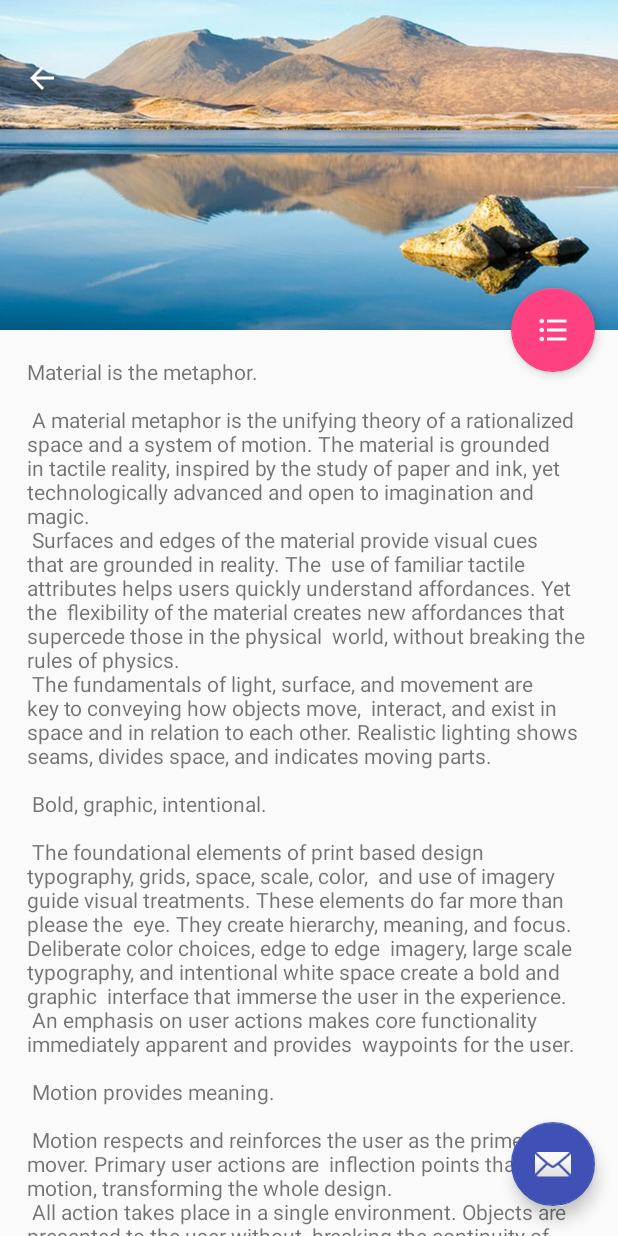
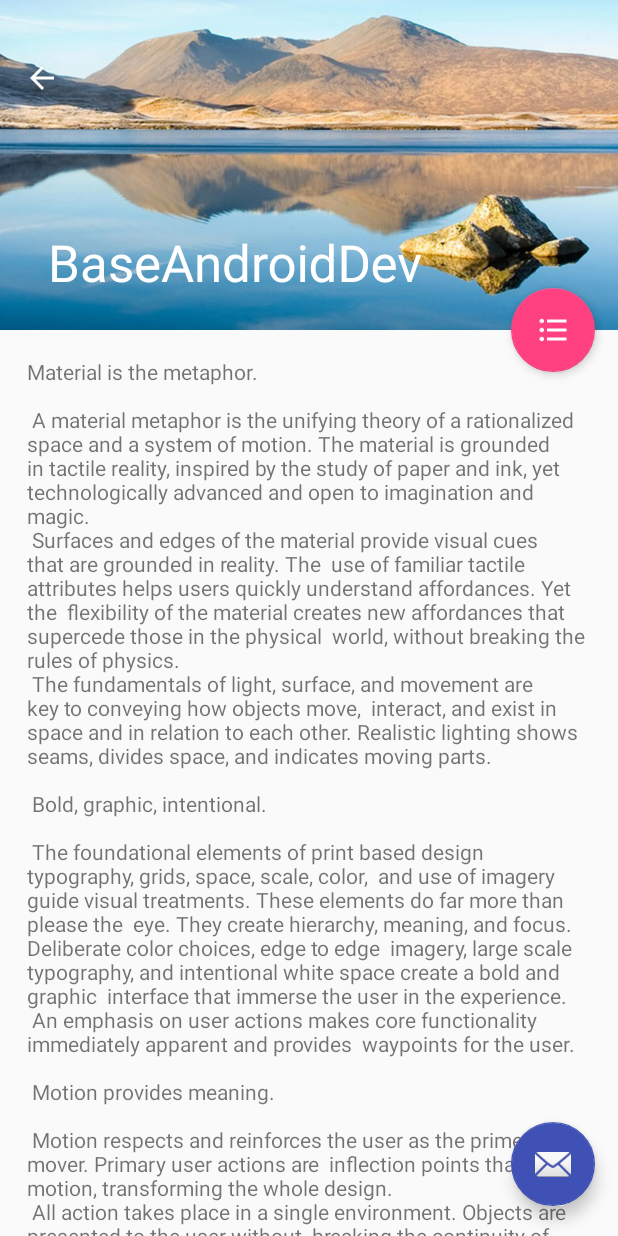
Before and after one commit to lishide/BaseAndroidDev, an Android app: the AppbarLayActivity screen opened directly, with no data from a screen before it, on a phone screen of 412 x 824 dp. Run offline under Robolectric (Android 15) with nearby library versions, the phone set to English and light mode, and no system bars.

Commit message:
修改 CollapsingToolbarLayout 标题的设置，取消 AppbarLayout 的事件监听

```diff
--- a/app/src/main/java/com/example/dev/activity/AppbarLayActivity.java
+++ b/app/src/main/java/com/example/dev/activity/AppbarLayActivity.java
@@ -45,12 +45,19 @@ public class AppbarLayActivity extends BaseActivity {
         AppBarLayout appBarLayout = (AppBarLayout) findViewById(R.id.appbar_layout);
 
         final CollapsingToolbarLayout collapsingToolbarLayout = (CollapsingToolbarLayout) findViewById(R.id.collapse_layout);
-        collapsingToolbarLayout.setTitle("");
+        collapsingToolbarLayout.setTitle(title);
         collapsingToolbarLayout.setCollapsedTitleTextColor(Color.WHITE);
         collapsingToolbarLayout.setExpandedTitleColor(Color.WHITE);
-        collapsingToolbarLayout.setExpandedTitleColor(Color.TRANSPARENT);
 
-        appBarLayout.addOnOffsetChangedListener(new AppBarLayout.OnOffsetChangedListener() {
+        /**
+         * AppBarLayout 的大小改变事件监听
+         * 如下代码实现在 CollapsingToolbarLayout 完全收起时才显示标题
+         *
+         * 可不用实现，即当 CollapsingToolbarLayout 全屏没有折叠时，
+         * title 显示的是大字体，在折叠的过程中，title 不断变小到一定大小的效果。
+         * 根据需求合理调整
+         */
+        /*appBarLayout.addOnOffsetChangedListener(new AppBarLayout.OnOffsetChangedListener() {
             @Override
             public void onOffsetChanged(AppBarLayout appBarLayout, int verticalOffset) {
                 Log.e(TAG, "appbarHeight:" + appBarLayout.getHeight()
@@ -63,7 +70,7 @@ public class AppbarLayActivity extends BaseActivity {
                     collapsingToolbarLayout.setTitle("");
                 }
             }
-        });
+        });*/
 
         fab1 = (FloatingActionButton) findViewById(R.id.fab1);
         fab2 = (FloatingActionButton) findViewById(R.id.fab2);
```
